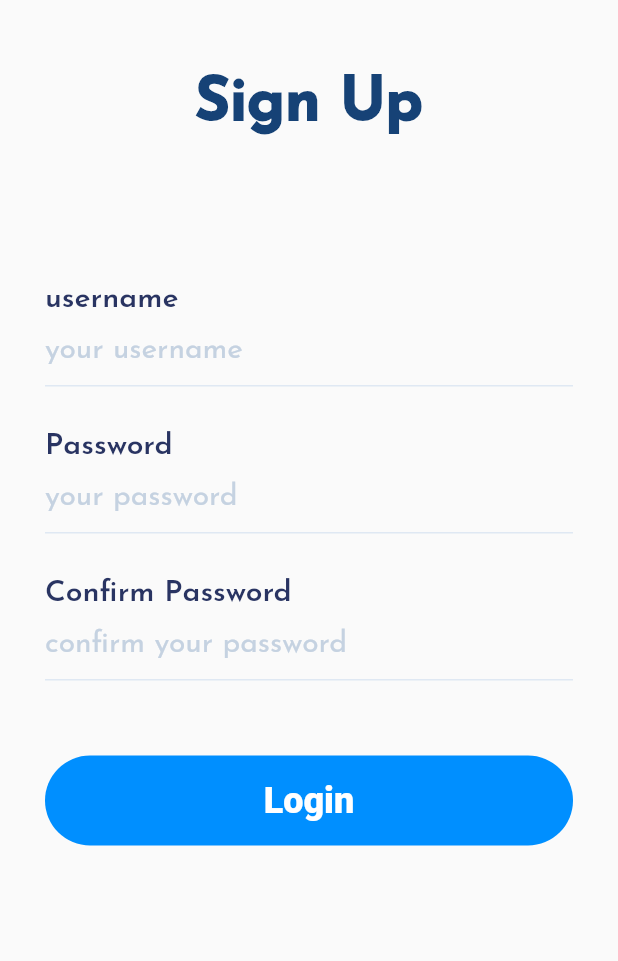
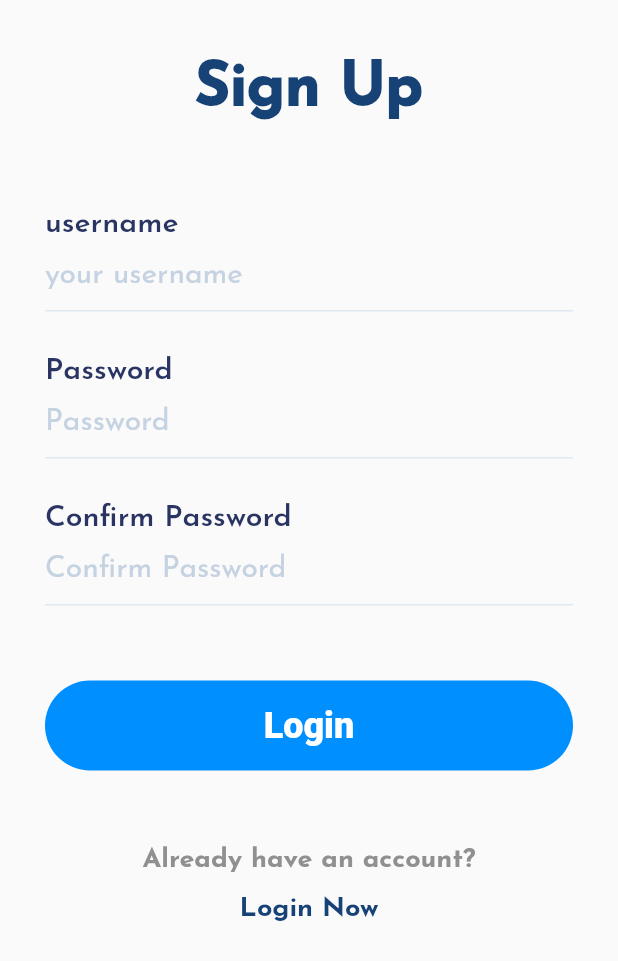
Before and after one commit to WenhaoLu-hub/SEPT_TEAM_BASH_PROJECT, a Flutter app: the SignUp screen opened directly, on a phone screen of 412 x 824 dp, the part 275-1236 px from its top. Run offline on Flutter 3.47's test engine with Material 2 defaults, Android fonts, the phone set to English and light mode, and no system bars; our stand-ins replace google_fonts.

Commit message:
make login and signup page scrollable

```diff
--- a/flutter_frontend/lib/Screens/Welcome/body.dart
+++ b/flutter_frontend/lib/Screens/Welcome/body.dart
@@ -41,7 +41,7 @@ class Body extends StatelessWidget {
                       context,
                       MaterialPageRoute(
                         builder: (context) {
-                          return  Login(showRegisterPage: () {  },);
+                          return  const Login();
                         },
                       ),
                     );
--- /dev/null
+++ b/flutter_frontend/lib/Screens/components/customizedTextButton.dart
@@ -0,0 +1,32 @@
+import 'package:flutter/material.dart';
+import 'package:google_fonts/google_fonts.dart';
+
+class CustomizedTextButton extends StatelessWidget {
+  final String label;
+  final Color color;
+  final FontWeight fontWeight;
+  final VoidCallback press;
+  final double fontSize;
+
+  const CustomizedTextButton(
+      {super.key,
+      required this.label,
+      required this.press,
+      required this.color,
+      required this.fontWeight,
+      required this.fontSize});
+  @override
+  Widget build(BuildContext context) {
+    return TextButton(
+      onPressed: press,
+      child: Text(
+        label,
+        style: GoogleFonts.josefinSans(
+          color: color,
+          fontWeight: fontWeight,
+          fontSize: fontSize,
+        ),
+      ),
+    );
+  }
+}
--- a/flutter_frontend/lib/Screens/signup/signup.dart
+++ b/flutter_frontend/lib/Screens/signup/signup.dart
@@ -1,8 +1,14 @@
+// ignore_for_file: sized_box_for_whitespace
+
 import 'package:flutter/material.dart';
 import 'package:google_fonts/google_fonts.dart';
+import 'package:team_bash_project/Screens/login/login.dart';
+
+import '../components/customizedTextButton.dart';
+import '../components/textFieldContainer.dart';
 
 class SignUp extends StatelessWidget {
-  const SignUp({Key? key,}) : super(key: key);
+  const SignUp({Key? key}) : super(key: key);
 
   @override
   Widget build(BuildContext context) {
@@ -13,6 +19,7 @@ class SignUp extends StatelessWidget {
         padding: const EdgeInsets.symmetric(
           horizontal: 30,
         ),
+        child: SingleChildScrollView(
           child: Column(
             // mainAxisAlignment: MainAxisAlignment.,
             children: [
@@ -21,33 +28,60 @@ class SignUp extends StatelessWidget {
               ),
               _logo(context),
               const SizedBox(
-              height: 50,
+                height: 40,
               ),
               _loginLabel(),
               const SizedBox(
-              height: 100,
+                height: 60,
               ),
-            _labelTextInput("username", "your username", false),
+              const TextFieldContainer(
+                title: "username",
+                hintText: "your username",
+                isPassword: false,
+              ),
               const SizedBox(
                 height: 30,
               ),
-            _labelTextInput("Password", "your password", true),
+              const TextFieldContainer(
+                title: "Password",
+                hintText: "Password",
+                isPassword: true,
+              ),
               const SizedBox(
                 height: 30,
               ),
-            _labelTextInput("Confirm Password", "confirm your password", true),
+              const TextFieldContainer(
+                title: "Confirm Password",
+                hintText: "Confirm Password",
+                isPassword: true,
+              ),
               const SizedBox(
                 height: 50,
               ),
               _loginBtn(),
               const SizedBox(
-              height: 80,
+                height: 50,
               ),
-           _signUpLabel("Log in", const Color(0xff164276)),
-
-          ]
-
-    ),),),);
+              _signUpLabel(
+                  "Already have an account?", const Color(0xff909090)),
+              CustomizedTextButton(
+                label: "Login Now",
+                fontSize: 18,
+                fontWeight: FontWeight.w800,
+                press: () {
+                  Navigator.of(context).push(
+                    MaterialPageRoute(
+                      builder: (context) => const Login(),
+                    ),
+                  );
+                },
+                color: const Color(0xff164276),
+              ),
+            ],
+          ),
+        ),
+      ),
+    ));
   }
 }
 
@@ -84,38 +118,6 @@ Widget _loginBtn() {
       ));
 }
 
-Widget _labelTextInput(String label, String hintText, bool isPassword) {
-  return Column(
-    crossAxisAlignment: CrossAxisAlignment.start,
-    children: [
-      Text(
-        label,
-        style: GoogleFonts.josefinSans(
-            textStyle: const TextStyle(
-                color: Color(0xff293462),
-                fontWeight: FontWeight.w600,
-                fontSize: 20)),
-      ),
-      TextField(
-        obscureText: isPassword,
-        cursorColor: Colors.red,
-        decoration: InputDecoration(
-            hintText: hintText,
-            hintStyle: GoogleFonts.josefinSans(
-              textStyle: const TextStyle(
-                color: Color(0xffc5d2e1),
-                fontWeight: FontWeight.w400,
-                fontSize: 20,
-              ),
-            ),
-            enabledBorder: const UnderlineInputBorder(
-              borderSide: BorderSide(color: Color(0xffdfe8f3)),
-            )),
-      )
-    ],
-  );
-}
-
 Widget _loginLabel() {
   return Center(
     child: Text(
```
Also changed, not shown: flutter_frontend/lib/Screens/login/login.dart (+4 -97 lines). Lines whose indentation alone changed are shown as unchanged.
